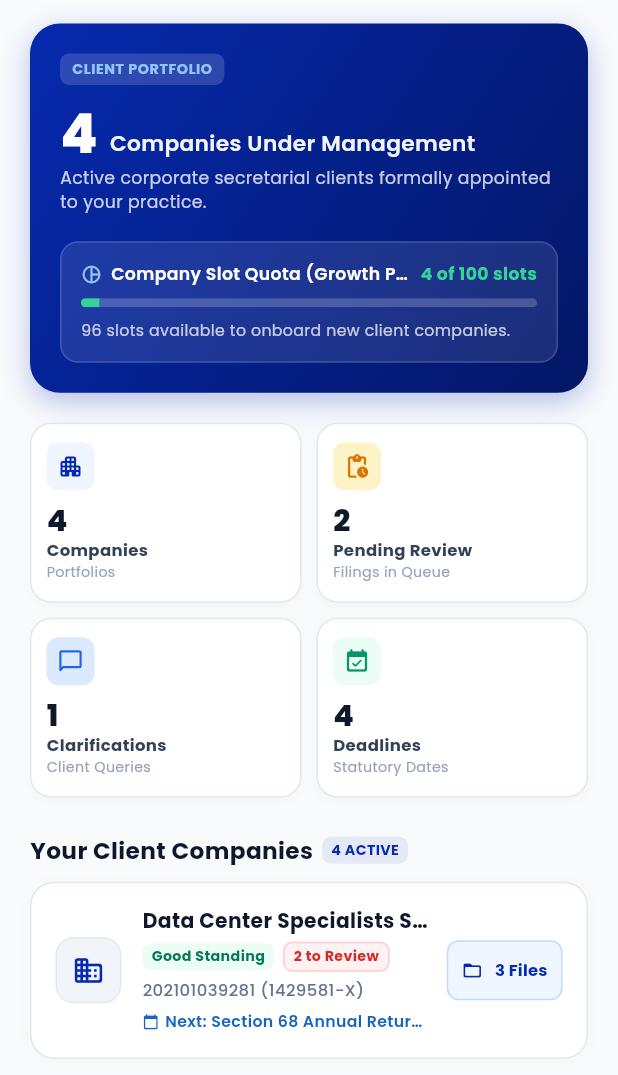
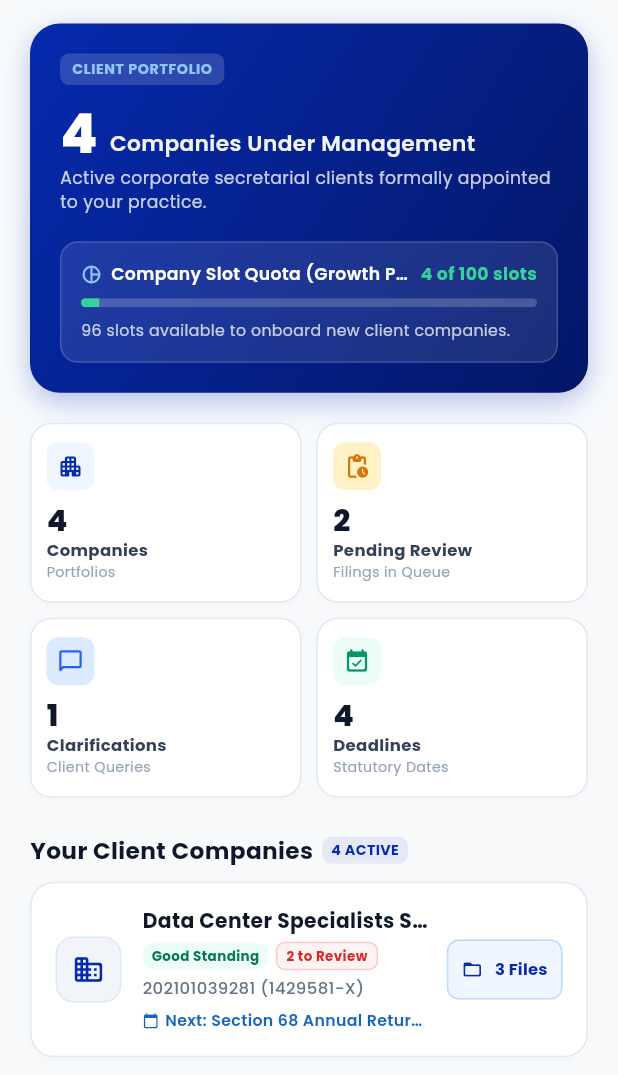
Before and after one commit to DCSDev-coder/MySect, a Flutter app: the SecretaryDashboardTab screen opened directly with empty values, on a phone screen of 412 x 824 dp, the part 161-1236 px from its top. Run offline on Flutter 3.47's test engine with Material 3 defaults, Android fonts, the phone set to English and light mode, and no system bars; our stand-ins replace file_picker, google_fonts, image_picker, table_calendar; network calls fail; project files that could hold a hidden picture were left out.

Commit message:
fix(dashboard): use Wrap for company badges and prevent urgent filings header overflow

```diff
--- a/mysect_secretary/lib/screens/secretary_dashboard_tab.dart
+++ b/mysect_secretary/lib/screens/secretary_dashboard_tab.dart
@@ -570,7 +570,10 @@ class SecretaryDashboardTab extends StatelessWidget {
                                         overflow: TextOverflow.ellipsis,
                                       ),
                                       const SizedBox(height: 4),
-                                      Row(
+                                      Wrap(
+                                        spacing: 5,
+                                        runSpacing: 4,
+                                        crossAxisAlignment: WrapCrossAlignment.center,
                                         children: [
                                           Container(
                                             padding: const EdgeInsets.symmetric(
@@ -585,14 +588,13 @@ class SecretaryDashboardTab extends StatelessWidget {
                                             child: Text(
                                               'Good Standing',
                                               style: GoogleFonts.poppins(
-                                                fontSize: 9.5,
+                                                fontSize: 9,
                                                 fontWeight: FontWeight.bold,
                                                 color: const Color(0xFF047857),
                                               ),
                                             ),
                                           ),
-                                          if (compPending > 0) ...[
-                                            const SizedBox(width: 6),
+                                          if (compPending > 0)
                                             Container(
                                               padding: const EdgeInsets.symmetric(
                                                 horizontal: 6,
@@ -606,13 +608,12 @@ class SecretaryDashboardTab extends StatelessWidget {
                                               child: Text(
                                                 '$compPending to Review',
                                                 style: GoogleFonts.poppins(
-                                                  fontSize: 9.5,
+                                                  fontSize: 9,
                                                   fontWeight: FontWeight.bold,
                                                   color: const Color(0xFFDC2626),
                                                 ),
                                               ),
                                             ),
-                                          ],
                                         ],
                                       ),
                                       const SizedBox(height: 4),
@@ -690,18 +691,27 @@ class SecretaryDashboardTab extends StatelessWidget {
                   Row(
                     mainAxisAlignment: MainAxisAlignment.spaceBetween,
                     children: [
-                      Text(
-                        'Urgent Filings to Review (${pendingDocs.length})',
-                        style: GoogleFonts.poppins(
-                          fontSize: 15,
-                          fontWeight: FontWeight.bold,
-                          color: const Color(0xFF0F172A),
+                      Expanded(
+                        child: Text(
+                          'Urgent Filings to Review (${pendingDocs.length})',
+                          style: GoogleFonts.poppins(
+                            fontSize: 15,
+                            fontWeight: FontWeight.bold,
+                            color: const Color(0xFF0F172A),
+                          ),
+                          overflow: TextOverflow.ellipsis,
                         ),
                       ),
+                      const SizedBox(width: 8),
                       TextButton(
                         onPressed: onNavigateToQueue,
+                        style: TextButton.styleFrom(
+                          padding: const EdgeInsets.symmetric(horizontal: 4),
+                          minimumSize: Size.zero,
+                          tapTargetSize: MaterialTapTargetSize.shrinkWrap,
+                        ),
                         child: Text(
-                          'View Full Queue →',
+                          'View Queue →',
                           style: GoogleFonts.poppins(
                             fontSize: 12,
                             fontWeight: FontWeight.bold,
```
